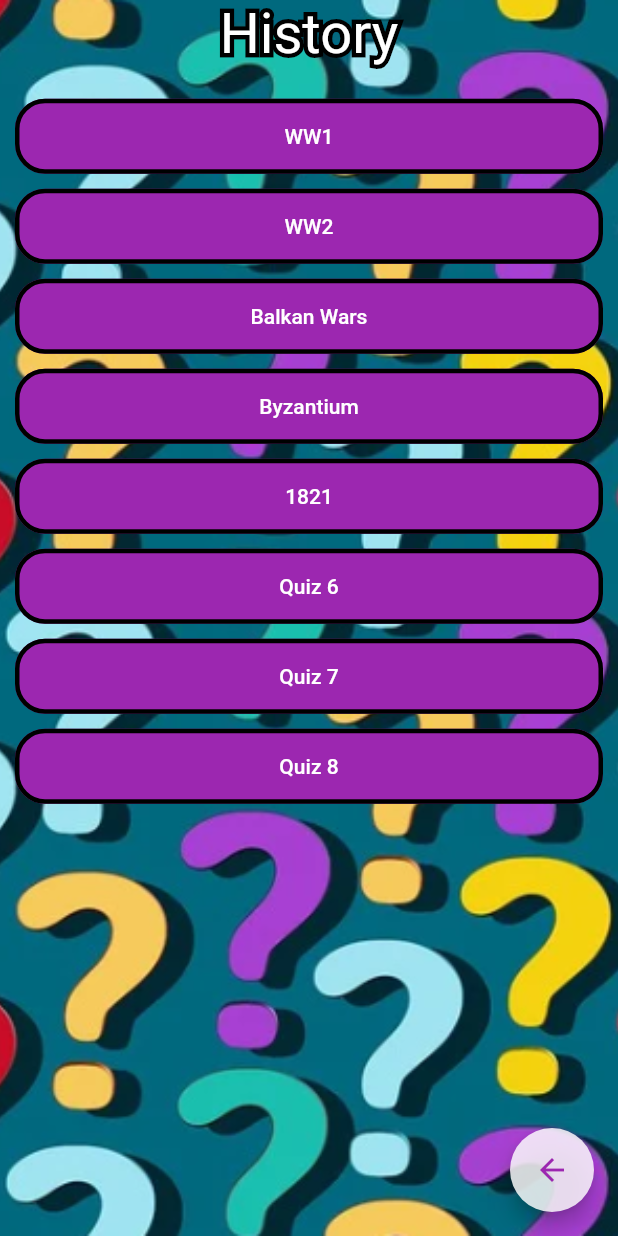
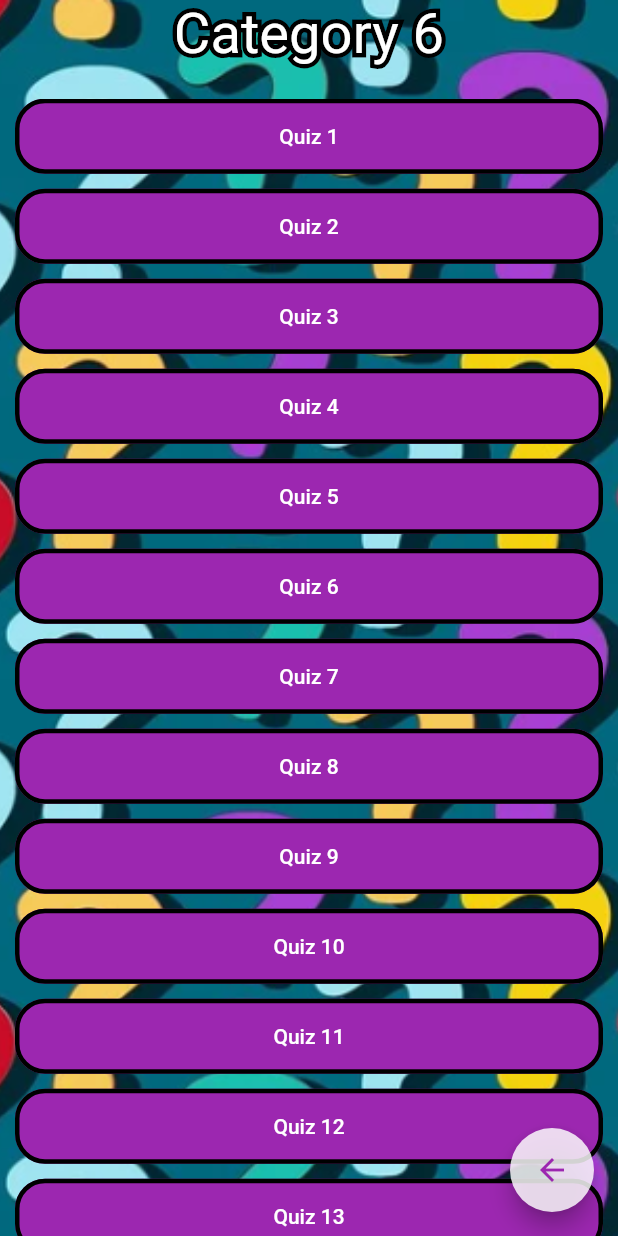
Before and after one commit to ntua-el19709/quiz_world, a Flutter app: the Categories screen opened by its route, after a tap on "Category 6", on a phone screen of 412 x 824 dp. Run offline on Flutter 3.47's test engine with Material 2 defaults, Android fonts, the phone set to English and light mode, and no system bars; our stand-ins replace vibration.

Commit message:
diorthosi category, prosarmogi se xristi

```diff
--- a/lib/main.dart
+++ b/lib/main.dart
@@ -39,8 +39,8 @@ class MyApp extends StatelessWidget {
         '/': (context) => const HomePage(title: 'Flutter Demo'),
         '/Categories': (context) => const Categories(title: 'Flutter Demo'),
         '/QOTD': (context) => const QuizoftheDay(title: 'Flutter Demo'),
-        '/Category': (context) =>
-            Category(title: 'Flutter Demo', category: 'History'),
+        //'/Category': (context) =>
+        //   Category(title: 'Flutter Demo', category: 'History'),
         '/QOTDCompleted': (context) =>
             QuizoftheDayCompleted(title: 'Flutter Demo', score: 90),
       },
@@ -59,6 +59,17 @@ class MyApp extends StatelessWidget {
                 name: args.name,
                 curscore: args.curscore,
                 title: 'Flutter Demo',
+              );
+            },
+          );
+        }
+        if (settings.name == Category.routeName) {
+          final args = settings.arguments as CategoryArg;
+          return MaterialPageRoute(
+            builder: (context) {
+              return Category(
+                title: 'Flutter Demo',
+                category: args.category,
               );
             },
           );
--- a/lib/pages/Categories.dart
+++ b/lib/pages/Categories.dart
@@ -19,12 +19,24 @@ class _CategoriesState extends State<Categories> {
     'Category 5',
     'Category 6',
     'Category 7',
-    'Category 8'
+    'Category 8',
+    'Category 9',
+    'Category 10',
+    'Category 11',
+    'Category 12',
+    'Category 13',
+    'Category 14',
+    'Category 15',
+    'Category 16',
+    'Category 17',
+    'Category 18',
+    'Category 19',
+    'Category 20',
   ];
 
   List<Widget> getCats() {
     List<Widget> CategoriesNames = [];
-    for (int i = 0; i < 8; i++) {
+    for (int i = 0; i < 20; i++) {
       CategoriesNames.add(NavButton(
         btext: names[i],
         next: 'Category',
--- a/lib/pages/Category.dart
+++ b/lib/pages/Category.dart
@@ -2,6 +2,7 @@ import 'package:flutter/material.dart';
 import './widgets/NavButton.dart';
 
 class Category extends StatefulWidget {
+  static const routeName = '/Category';
   const Category({super.key, required this.title, required this.category});
 
   final String title;
@@ -13,15 +14,50 @@ class Category extends StatefulWidget {
 
 class _CategoryState extends State<Category> {
   List<String> quizes = [
-    'WW1',
-    'WW2',
-    'Balkan Wars',
-    'Byzantium',
-    '1821',
+    'Quiz 1',
+    'Quiz 2',
+    'Quiz 3',
+    'Quiz 4',
+    'Quiz 5',
     'Quiz 6',
     'Quiz 7',
-    'Quiz 8'
+    'Quiz 8',
+    'Quiz 9',
+    'Quiz 10',
+    'Quiz 11',
+    'Quiz 12',
+    'Quiz 13',
+    'Quiz 14',
+    'Quiz 15',
+    'Quiz 16',
+    'Quiz 17',
+    'Quiz 18',
+    'Quiz 19',
+    'Quiz 20',
   ];
+  void setquizes() {
+    if (widget.category == 'History') {
+      quizes[0] = 'WW1';
+      quizes[1] = 'WW2';
+      quizes[2] = 'Balkan Wars';
+      quizes[3] = 'Byzantium';
+      quizes[4] = '1821';
+    }
+    if (widget.category == 'Geography') {
+      quizes[0] = 'Countries';
+      quizes[1] = 'Flags';
+      quizes[2] = 'Oceans';
+      quizes[3] = 'Continents';
+      quizes[4] = 'Islands';
+    }
+    if (widget.category == 'Music') {
+      quizes[0] = 'Classical Composers';
+      quizes[1] = 'Rap Artists';
+      quizes[2] = 'Grammys';
+      quizes[3] = 'Pop Singers';
+      quizes[4] = 'Instruments';
+    }
+  }
 
   void _onPressed() {
     Navigator.pushNamed(context, '/Categories');
@@ -29,7 +65,7 @@ class _CategoryState extends State<Category> {
 
   List<Widget> getQuizes() {
     List<Widget> CategoryNames = [];
-    for (int i = 0; i < 8; i++) {
+    for (int i = 0; i < 20; i++) {
       CategoryNames.add(NavButtonQuiz(
           btext: quizes[i], next: 'QuizPage', eP: () {}, type: 'Quiz'));
       CategoryNames.add(Container(height: 10));
@@ -39,6 +75,7 @@ class _CategoryState extends State<Category> {
 
   @override
   Widget build(BuildContext context) {
+    setquizes();
     double heightsize = (MediaQuery.of(context).size.width) / 9,
         fsize = (MediaQuery.of(context).size.width) / 11;
     if (heightsize > 100) heightsize = 100;
--- a/lib/pages/ChallengeMode.dart
+++ b/lib/pages/ChallengeMode.dart
@@ -130,12 +130,12 @@ class _ChallengeState extends State<Challenge> {
                   )),
               Container(
                 height: (MediaQuery.of(context).size.height -
-                        7.6 * heightsize -
+                        7.1 * heightsize -
                         124) /
                     2,
               ),
               Container(
-                height: 5 * heightsize,
+                height: 4.5 * heightsize,
                 width: MediaQuery.of(context).size.width - 20,
                 child: TextButton(
                     style: ElevatedButton.styleFrom(
@@ -154,7 +154,7 @@ class _ChallengeState extends State<Challenge> {
               ),
               Container(
                   height: (MediaQuery.of(context).size.height -
-                          7.6 * heightsize -
+                          7.1 * heightsize -
                           124) /
                       2),
               Container(
--- a/lib/pages/QuizPage.dart
+++ b/lib/pages/QuizPage.dart
@@ -35,7 +35,14 @@ class _QuizPageState extends State<QuizPage> {
   }
 
   void _onPressedNext() {
-    if (answered > 0)
+    if (answered == 0) return;
+    if (type == 'Challenge' && answered == 11) {
+      Navigator.pushNamed(context, '/QuizPage',
+          arguments: QuizArguments(type, score + 10, widget.title));
+    } else if (type == 'Quiz' && answered == 1) {
+      Navigator.pushNamed(context, '/QuizPage',
+          arguments: QuizArguments(type, score - 1, widget.title));
+    } else
       Navigator.pushNamed(context, "/" + type + "Completed",
           arguments: QuizScore(score + answered - 1));
   }
--- a/lib/pages/widgets/Arguments.dart
+++ b/lib/pages/widgets/Arguments.dart
@@ -2,6 +2,12 @@ class QuizScore {
   final int score;
 
   QuizScore(this.score);
+}
+
+class CategoryArg {
+  final String category;
+
+  CategoryArg(this.category);
 }
 
 class RankArguments {
--- a/lib/pages/widgets/NavButton.dart
+++ b/lib/pages/widgets/NavButton.dart
@@ -61,10 +61,8 @@ class NavButton extends StatefulWidget {
 
 class _NavButtonState extends State<NavButton> {
   void _onPressed() {
-    Navigator.pushNamed(
-      context,
-      '/' + widget.next,
-    );
+    Navigator.pushNamed(context, '/' + widget.next,
+        arguments: CategoryArg(widget.btext));
     widget.eP();
   }
 
--- a/lib/pages/widgets/OptionButton.dart
+++ b/lib/pages/widgets/OptionButton.dart
@@ -31,8 +31,8 @@ class _OptionButtonState extends State<OptionButton> {
       });
       answered = 1;
       if (correct == 0) {
-        //HapticFeedback.heavyImpact();
-        Vibration.vibrate(duration: 1000);
+        HapticFeedback.heavyImpact();
+        //Vibration.vibrate(duration: 1000);
       }
     }
   }
```
